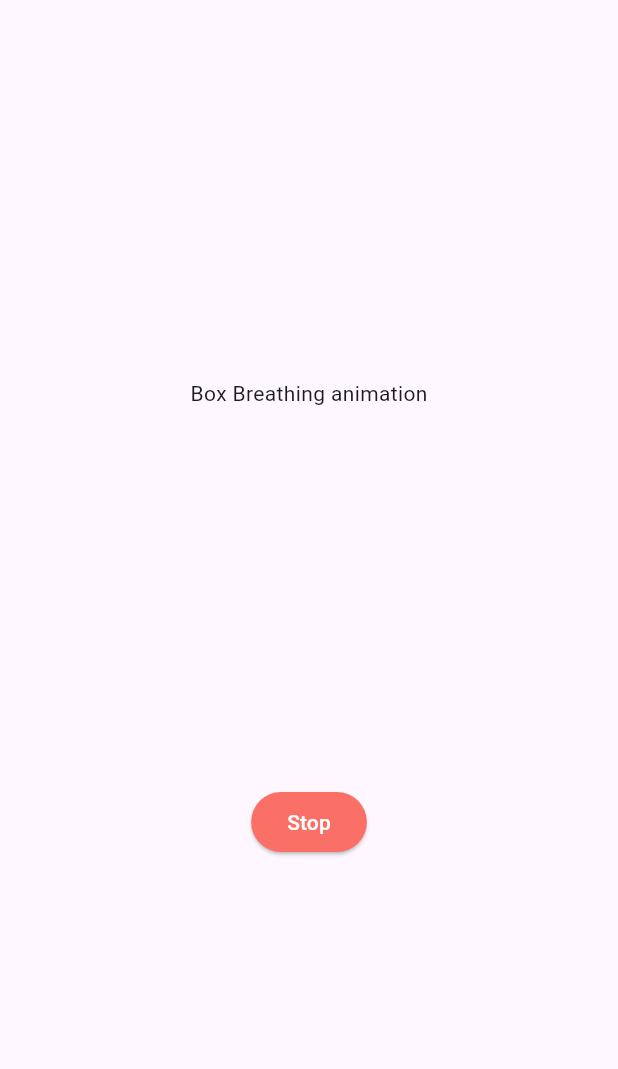
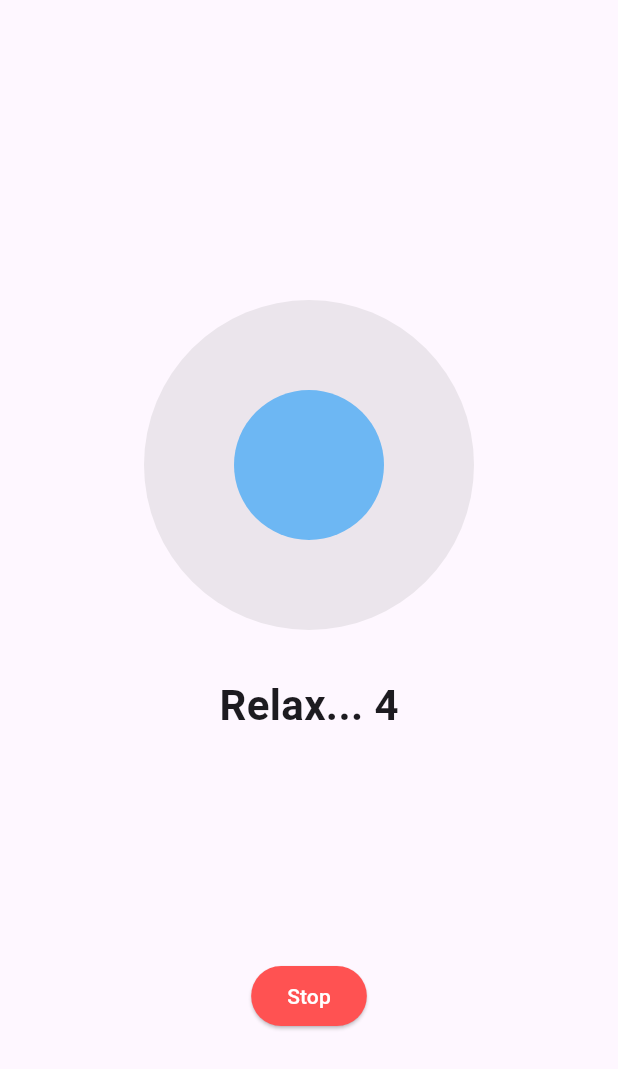
Before and after one commit to michaelLewis04/BreathState, a Flutter app: the BoxBreathing screen opened directly, on a phone screen of 412 x 824 dp. Shown: the top 1069 px of the screen. Run offline on Flutter 3.47's test engine with Material 3 defaults, Android fonts, the light colour scheme and no system bars; our stand-ins replace permission_handler; missing offline and left inert: flutter_sound.

Commit message:
Added animation controller for Box breathing

```diff
--- a/breath_state/lib/main.dart
+++ b/breath_state/lib/main.dart
@@ -10,6 +10,7 @@ import 'screens/guided_breathing_screen.dart';
 
 import 'dart:developer' as developer;
 
+//TODO: Make all the sizes defined be wrt to context size
 void main() {
   WidgetsFlutterBinding.ensureInitialized();
   runApp(
--- a/breath_state/lib/screens/box_breathing.dart
+++ b/breath_state/lib/screens/box_breathing.dart
@@ -1,32 +1,31 @@
+import 'package:breath_state/widgets/guided_breathing.dart';
 import 'package:flutter/material.dart';
 
-class BoxBreathing extends StatefulWidget {
+class BoxBreathing extends StatelessWidget {
   const BoxBreathing({super.key});
 
   @override
-  State<BoxBreathing> createState() => _BoxBreathingState();
-}
-
-class _BoxBreathingState extends State<BoxBreathing> {
-  @override
   Widget build(BuildContext context) {
     return Scaffold(
-      // appBar: AppBar(title: Text("Box Breathing Screen"), centerTitle: true),
       body: Center(
         child: Column(
-          mainAxisAlignment: MainAxisAlignment.spaceEvenly,
-          crossAxisAlignment: CrossAxisAlignment.center,
           children: [
-            Text("Box Breathing animation"),
+            const SizedBox(height: 150),
+            GuidedBreathing(
+              inhaleDuration: const Duration(seconds: 4),
+              holdDuration: const Duration(seconds: 4),
+              exhaleDuration: const Duration(seconds: 4),
+            ),
+            const SizedBox(height: 150),
             ElevatedButton(
               onPressed: () {
                 Navigator.pop(context);
               },
               style: ElevatedButton.styleFrom(
-                backgroundColor: const Color.fromARGB(255, 250, 112, 102),
+                backgroundColor: Colors.redAccent,
                 foregroundColor: Colors.white,
               ),
-              child: Text("Stop"),
+              child: const Text("Stop"),
             ),
           ],
         ),
--- a/breath_state/lib/screens/record_screen.dart
+++ b/breath_state/lib/screens/record_screen.dart
@@ -34,7 +34,10 @@ class _RecordScreenState extends State<RecordScreen> {
             else if (breathingRate == -1)
               const Text("Calculating...")
             else ...[
-              const Text("Breathing Rate:", style: TextStyle(fontSize: 24)),
+              const Text(
+                "Breathing Rate(per min):",
+                style: TextStyle(fontSize: 24),
+              ),
               Text(
                 "$breathingRate",
                 style: const TextStyle(
--- /dev/null
+++ b/breath_state/lib/widgets/guided_breathing.dart
@@ -0,0 +1,185 @@
+import 'dart:async';
+import 'package:flutter/material.dart';
+
+class GuidedBreathing extends StatefulWidget {
+  final Duration inhaleDuration;
+  final Duration holdDuration;
+  final Duration exhaleDuration;
+
+  const GuidedBreathing({
+    super.key,
+    required this.inhaleDuration,
+    required this.holdDuration,
+    required this.exhaleDuration,
+  });
+
+  @override
+  State<GuidedBreathing> createState() => _GuidedBreathingState();
+}
+
+class _GuidedBreathingState extends State<GuidedBreathing>
+    with SingleTickerProviderStateMixin {
+  late AnimationController _controller;
+  late Animation<double> _animation;
+  Timer? _phaseTimer;
+  Timer? _introTimer;
+  Timer? _countdownTimer;
+
+  String _phaseText = "Relax...";
+  double minSize = 100;
+  double maxSize = 200;
+
+  int _introSecondsLeft = 5;
+  int _phaseSecondsLeft = 0;
+
+  @override
+  void initState() {
+    super.initState();
+
+    _controller = AnimationController(
+      vsync: this,
+      duration: widget.inhaleDuration,
+    );
+
+    _animation = Tween<double>(
+      begin: minSize,
+      end: maxSize,
+    ).animate(_controller);
+
+    _introTimer = Timer.periodic(const Duration(seconds: 1), (timer) {
+      if (_introSecondsLeft == 1) {
+        timer.cancel();
+        setState(() => _introSecondsLeft = 0);
+        _startCycle();
+      } else {
+        setState(() => _introSecondsLeft--);
+      }
+    });
+  }
+
+  void _startCycle() {
+    _doInhale();
+  }
+
+  void _doInhale() {
+    setState(() => _phaseText = "Inhale");
+    _controller.duration = widget.inhaleDuration;
+    _startCountdown(widget.inhaleDuration);
+    _controller.forward().whenComplete(() {
+      _doHold(afterInhale: true);
+    });
+  }
+
+  void _doExhale() {
+    setState(() => _phaseText = "Exhale");
+    _controller.duration = widget.exhaleDuration;
+    _startCountdown(widget.exhaleDuration);
+    _controller.reverse().whenComplete(() {
+      _doHold(afterInhale: false);
+    });
+  }
+
+  void _doHold({required bool afterInhale}) {
+    setState(() => _phaseText = "Hold");
+    _startCountdown(widget.holdDuration);
+    _phaseTimer = Timer(widget.holdDuration, () {
+      if (afterInhale) {
+        _doExhale();
+      } else {
+        _doInhale();
+      }
+    });
+  }
+
+  void _startCountdown(Duration duration) {
+    _countdownTimer?.cancel();
+    int seconds = duration.inSeconds;
+    setState(() => _phaseSecondsLeft = seconds);
+
+    _countdownTimer = Timer.periodic(const Duration(seconds: 1), (timer) {
+      if (_phaseSecondsLeft == 1) {
+        timer.cancel();
+        setState(() => _phaseSecondsLeft = 0);
+      } else {
+        setState(() => _phaseSecondsLeft--);
+      }
+    });
+  }
+
+  @override
+  void dispose() {
+    _controller.dispose();
+    _phaseTimer?.cancel();
+    _introTimer?.cancel();
+    _countdownTimer?.cancel();
+    super.dispose();
+  }
+
+  @override
+  Widget build(BuildContext context) {
+    return Column(
+      children: [
+        const SizedBox(height: 50),
+        Stack(
+          alignment: Alignment.center,
+          children: [
+            // Outer fixed circle
+            Container(
+              width: maxSize + 20,
+              height: maxSize + 20,
+              decoration: BoxDecoration(
+                shape: BoxShape.circle,
+                color: Colors.grey.withOpacity(0.2),
+              ),
+            ),
+            // Inner fixed circle
+            Container(
+              width: minSize - 20,
+              height: minSize - 20,
+              decoration: BoxDecoration(
+                shape: BoxShape.circle,
+                color: Colors.grey.withOpacity(0.2),
+              ),
+            ),
+            // Animated breathing circle
+            AnimatedBuilder(
+              animation: _animation,
+              builder: (context, child) {
+                return Container(
+                  width: _animation.value,
+                  height: _animation.value,
+                  decoration: const BoxDecoration(
+                    shape: BoxShape.circle,
+                    color: Color.fromARGB(255, 109, 183, 243),
+                  ),
+                  child: Center(
+                    child:
+                        _introSecondsLeft > 0
+                            ? const SizedBox.shrink()
+                            : AnimatedOpacity(
+                              opacity: _phaseSecondsLeft == 1 ? 0.0 : 1.0,
+                              duration: const Duration(milliseconds: 600),
+                              child: Text(
+                                '$_phaseSecondsLeft',
+                                style: const TextStyle(
+                                  fontSize: 36,
+                                  fontWeight: FontWeight.bold,
+                                  color: Colors.white,
+                                ),
+                              ),
+                            ),
+                  ),
+                );
+              },
+            ),
+          ],
+        ),
+        const SizedBox(height: 30),
+        Text(
+          _introSecondsLeft > 0 ? "Relax... $_introSecondsLeft" : _phaseText,
+          style: const TextStyle(fontSize: 28, fontWeight: FontWeight.bold),
+        ),
+      ],
+    );
+  }
+}
```
